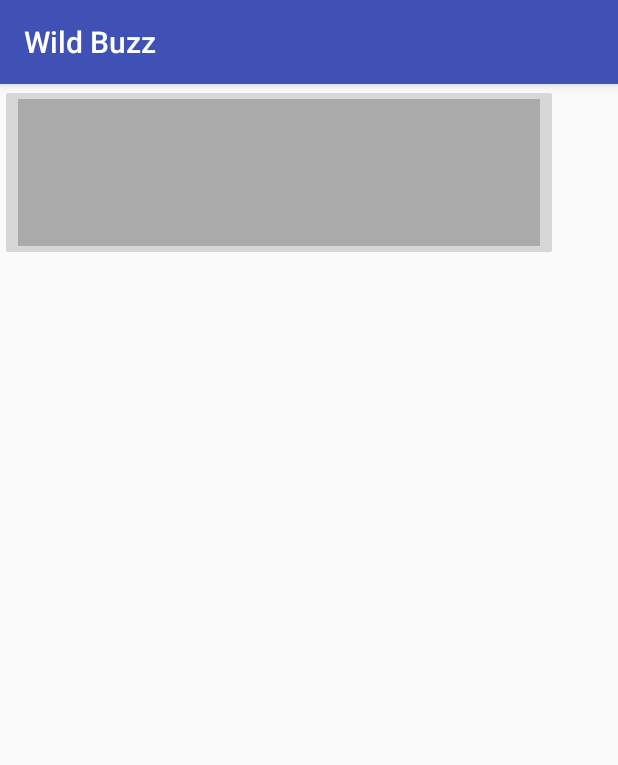
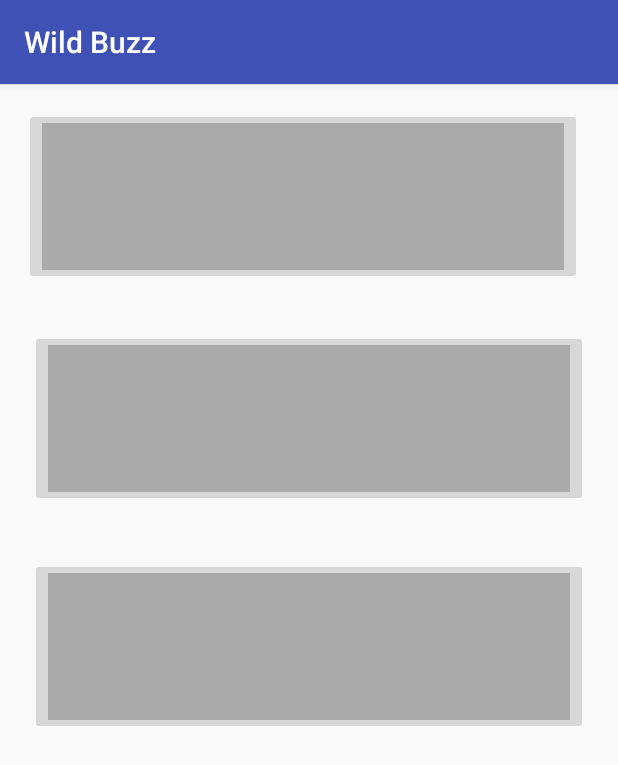
Before and after one commit to matmatmat777/Wild-Buzz, an Android app: the screen it shows after launch (List), on a phone screen of 412 x 824 dp. Shown: the top 765 px of the screen. Run offline under Robolectric (Android 15) with nearby library versions, the phone set to English and light mode, and no system bars.

Commit message:
intents list vers challenge

```diff
--- a/app/build.gradle
+++ b/app/build.gradle
@@ -24,7 +24,7 @@ dependencies {
     androidTestCompile('com.android.support.test.espresso:espresso-core:2.2.2', {
         exclude group: 'com.android.support', module: 'support-annotations'
     })
-    compile 'com.android.support:appcompat-v7:25.2.0'
     compile 'com.android.support.constraint:constraint-layout:1.0.2'
+    compile 'com.roughike:bottom-bar:2.0'
     testCompile 'junit:junit:4.12'
 }
--- a/app/src/main/java/fr/wcs/wildbuzz/ChallengeA.java
+++ b/app/src/main/java/fr/wcs/wildbuzz/ChallengeA.java
@@ -1,5 +1,6 @@
 package fr.wcs.wildbuzz;
 
+import android.content.Intent;
 import android.support.v7.app.AppCompatActivity;
 import android.os.Bundle;
 
@@ -9,5 +10,7 @@ public class ChallengeA extends AppCompatActivity {
     protected void onCreate(Bundle savedInstanceState) {
         super.onCreate(savedInstanceState);
         setContentView(R.layout.activity_challengea);
+        Intent intent = getIntent();
+        String value = intent.getStringExtra("key");
     }
 }
--- a/app/src/main/java/fr/wcs/wildbuzz/List.java
+++ b/app/src/main/java/fr/wcs/wildbuzz/List.java
@@ -14,6 +14,8 @@ public class List extends AppCompatActivity implements View.OnClickListener {
     ImageButton buttonChallengeB;
     ImageButton buttonChallengeC;
 
+
+
     @Override
     protected void onCreate(Bundle savedInstanceState) {
         super.onCreate(savedInstanceState);
@@ -23,10 +25,11 @@ public class List extends AppCompatActivity implements View.OnClickListener {
         buttonChallengeC=(ImageButton)findViewById(R.id.buttonChallengeC);
         buttonChallengeA.setOnClickListener(this);
         buttonChallengeB.setOnClickListener(this);
-        buttonChallengeB.setOnClickListener(this);
+        buttonChallengeC.setOnClickListener(this);
     }
 
-    public void OnClick(View view) {
+
+    public void onClick(View view) {
         switch (view.getId()) {
 
             case R.id.buttonChallengeA:
@@ -40,13 +43,12 @@ public class List extends AppCompatActivity implements View.OnClickListener {
                 break;
 
             case R.id.buttonChallengeC:
-                Intent buttonC = new Intent (List.this, ChallengeC.class);
+                Intent buttonC = new Intent(List.this, ChallengeC.class);
                 List.this.startActivity(buttonC);
                 break;
 
             default:
                 break;
         }
-
     }
-}
+    }
--- a/app/src/main/res/layout/activity_list.xml
+++ b/app/src/main/res/layout/activity_list.xml
@@ -1,7 +1,12 @@
 <?xml version="1.0" encoding="utf-8"?>
-<android.support.constraint.ConstraintLayout xmlns:android="http://schemas.android.com/apk/res/android"
+<RelativeLayout xmlns:android="http://schemas.android.com/apk/res/android"
+    xmlns:tools="http://schemas.android.com/tools"
     xmlns:app="http://schemas.android.com/apk/res-auto"
-    xmlns:tools="http://schemas.android.com/tools"
+    android:id="@+id/activity_list"
+    android:paddingBottom="16dp"
+    android:paddingLeft="16dp"
+    android:paddingRight="16dp"
+    android:paddingTop="16dp"
     android:layout_width="match_parent"
     android:layout_height="match_parent"
     tools:context="fr.wcs.wildbuzz.List">
@@ -20,7 +25,10 @@
         android:layout_height="118dp"
         app:srcCompat="@android:color/darker_gray"
         tools:layout_editor_absoluteX="6dp"
-        tools:layout_editor_absoluteY="215dp" />
+        tools:layout_editor_absoluteY="215dp"
+        android:layout_marginTop="30dp"
+        android:layout_below="@+id/buttonChallengeA"
+        android:layout_centerHorizontal="true" />
 
     <ImageButton
         android:id="@+id/buttonChallengeC"
@@ -28,5 +36,8 @@
         android:layout_height="118dp"
         app:srcCompat="@android:color/darker_gray"
         tools:layout_editor_absoluteX="6dp"
-        tools:layout_editor_absoluteY="70dp" />
-</android.support.constraint.ConstraintLayout>
+        tools:layout_editor_absoluteY="70dp"
+        android:layout_marginTop="34dp"
+        android:layout_below="@+id/buttonChallengeB"
+        android:layout_alignStart="@+id/buttonChallengeB" />
+</RelativeLayout>
```
